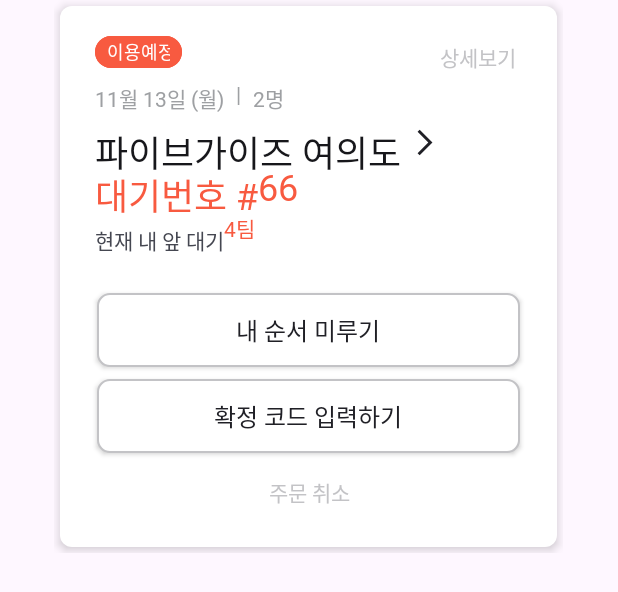
After one commit to DOSOPT-CDS-TABLING/Tabling-Android, an Android app: the layout reservation_item.xml on its own in the app's theme, with its tools: preview values and no code run, on a phone screen of 412 x 824 dp. The commit adds this screen. Shown: the top 592 px of the screen. Run offline under Robolectric (Android 15) with nearby library versions, the phone set to English and light mode, and no system bars.

Commit message:
[feat] #8 이용예정/완료 뷰 구현

```diff
--- a/app/build.gradle
+++ b/app/build.gradle
@@ -75,6 +75,9 @@ dependencies {
     implementation 'com.squareup.retrofit2:retrofit:2.9.0'
     implementation 'com.jakewharton.retrofit:retrofit2-kotlinx-serialization-converter:1.0.0'
     implementation 'org.jetbrains.kotlinx:kotlinx-serialization-json:1.5.0'
+
+    // ViewPager2
+    implementation 'androidx.viewpager2:viewpager2:1.0.0'
 }
 
 ktlint {
--- /dev/null
+++ b/app/src/main/res/drawable/arrow_front_31.xml
@@ -0,0 +1,10 @@
+<vector xmlns:android="http://schemas.android.com/apk/res/android"
+    android:width="31dp"
+    android:height="31dp"
+    android:viewportWidth="31"
+    android:viewportHeight="31">
+  <path
+      android:pathData="M18.005,15.5L10.94,22.565L12.31,23.935L20.745,15.5L12.31,7.065L10.94,8.435L18.005,15.5Z"
+      android:fillColor="#202026"
+      android:fillType="evenOdd"/>
+</vector>
--- /dev/null
+++ b/app/src/main/res/drawable/background_btn.xml
@@ -0,0 +1,7 @@
+<?xml version="1.0" encoding="utf-8"?>
+<shape xmlns:android="http://schemas.android.com/apk/res/android">
+    <solid android:color="@color/white" />
+    <corners android:radius="8dp" />
+    <stroke android:width="1dp" android:color="@color/gray_100"></stroke>
+    <size android:width="282dp" android:height="49dp" />
+</shape>
--- /dev/null
+++ b/app/src/main/res/drawable/background_queue_item.xml
@@ -0,0 +1,9 @@
+<?xml version="1.0" encoding="utf-8"?>
+<selector xmlns:android="http://schemas.android.com/apk/res/android">
+    <item android:state_focused="false" android:state_pressed="false">
+        <shape>
+            <solid android:color="#FFFFFF"/>
+            <corners android:radius="8dp" />
+        </shape>
+    </item>
+</selector>
--- /dev/null
+++ b/app/src/main/res/layout/reservation_item.xml
@@ -0,0 +1,203 @@
+<?xml version="1.0" encoding="utf-8"?>
+<androidx.constraintlayout.widget.ConstraintLayout xmlns:android="http://schemas.android.com/apk/res/android"
+    xmlns:app="http://schemas.android.com/apk/res-auto"
+    android:id="@+id/block"
+    android:layout_width="wrap_content"
+    android:clipToPadding="false"
+    android:layout_height="wrap_content"
+    android:layout_gravity="center_horizontal"
+    android:paddingHorizontal="@dimen/spacing4"
+    android:paddingVertical="@dimen/spacing4">
+
+    <androidx.constraintlayout.widget.ConstraintLayout
+        android:layout_width="match_parent"
+        android:layout_height="wrap_content"
+        android:layout_gravity="center_horizontal"
+        android:background="@drawable/background_queue_item"
+        android:elevation="@dimen/spacing4"
+        app:layout_constraintBottom_toBottomOf="parent"
+        app:layout_constraintEnd_toEndOf="parent"
+        app:layout_constraintStart_toStartOf="parent"
+        app:layout_constraintTop_toTopOf="parent">
+
+        <com.google.android.material.chip.Chip
+            android:id="@+id/chip_reservation_wait"
+            style="@style/Widget.Material3.Chip.Style.Radius95"
+            android:layout_width="58dp"
+            android:layout_height="21dp"
+            android:layout_marginStart="23dp"
+            android:layout_marginTop="20dp"
+            android:text="@string/queue_chip_wait"
+            android:textAppearance="@style/TextAppearance.Caption1.SemiBold"
+            android:textColor="@color/white"
+            app:chipBackgroundColor="@color/primary"
+            app:chipStrokeColor="@color/primary"
+            app:layout_constraintStart_toStartOf="parent"
+            app:layout_constraintTop_toTopOf="parent" />
+
+        <TextView
+            android:id="@+id/tv_show_detail"
+            android:layout_width="wrap_content"
+            android:layout_height="wrap_content"
+            android:layout_marginTop="20dp"
+            android:layout_marginEnd="23dp"
+            android:padding="@dimen/spacing4"
+            android:text="@string/queue_btn_detail"
+            android:textAppearance="@style/TextAppearance.Body2.SemiBold"
+            android:textColor="@color/gray_100"
+            app:layout_constraintEnd_toEndOf="parent"
+            app:layout_constraintTop_toTopOf="parent" />
+
+        <TextView
+            android:id="@+id/tv_reservation_date"
+            android:layout_width="wrap_content"
+            android:layout_height="wrap_content"
+            android:layout_marginStart="23dp"
+            android:layout_marginTop="51dp"
+            android:text="@string/queue_tv_date"
+            android:textAppearance="@style/TextAppearance.Body2.SemiBold"
+            android:textColor="@color/gray_200"
+            app:layout_constraintStart_toStartOf="parent"
+            app:layout_constraintTop_toTopOf="parent" />
+
+        <TextView
+            android:id="@+id/tv_reservation_bar"
+            android:layout_width="wrap_content"
+            android:layout_height="wrap_content"
+            android:layout_marginStart="8dp"
+            android:layout_marginTop="51dp"
+            android:text="@string/queue_tv_bar"
+            android:textAppearance="@style/TextAppearance.Body2.SemiBold"
+            android:textColor="@color/gray_200"
+            app:layout_constraintStart_toEndOf="@id/tv_reservation_date"
+            app:layout_constraintTop_toTopOf="parent" />
+
+        <TextView
+            android:id="@+id/tv_reservation_people"
+            android:layout_width="wrap_content"
+            android:layout_height="wrap_content"
+            android:layout_marginStart="8dp"
+            android:layout_marginTop="51dp"
+            android:text="@string/queue_tv_people"
+            android:textAppearance="@style/TextAppearance.Body2.SemiBold"
+            android:textColor="@color/gray_200"
+            app:layout_constraintStart_toEndOf="@id/tv_reservation_bar"
+            app:layout_constraintTop_toTopOf="parent" />
+
+        <TextView
+            android:id="@+id/tv_store_name"
+            android:layout_width="wrap_content"
+            android:layout_height="wrap_content"
+            android:layout_marginStart="23dp"
+            android:layout_marginTop="7.5dp"
+            android:text="@string/queue_tv_store_name"
+            android:textAppearance="@style/TextAppearance.H0"
+            android:textColor="@color/gray_700"
+            app:layout_constraintStart_toStartOf="parent"
+            app:layout_constraintTop_toBottomOf="@id/tv_reservation_date" />
+
+        <ImageView
+            android:id="@+id/iv_store_detail"
+            android:layout_width="wrap_content"
+            android:layout_height="wrap_content"
+            android:layout_marginStart="0dp"
+            android:layout_marginTop="75dp"
+            android:src="@drawable/arrow_front_31"
+            app:layout_constraintStart_toEndOf="@id/tv_store_name"
+            app:layout_constraintTop_toTopOf="parent" />
+
+        <TextView
+            android:id="@+id/tv_waiting"
+            android:layout_width="wrap_content"
+            android:layout_height="wrap_content"
+            android:layout_marginStart="23dp"
+            android:layout_marginTop="108dp"
+            android:text="@string/queue_tv_waiting"
+            android:textAppearance="@style/TextAppearance.H0"
+            android:textColor="@color/primary"
+            app:layout_constraintStart_toStartOf="parent"
+            app:layout_constraintTop_toTopOf="parent" />
+
+        <TextView
+            android:id="@+id/tv_waiting_num"
+            android:layout_width="wrap_content"
+            android:layout_height="wrap_content"
+            android:layout_marginTop="108dp"
+            android:text="@string/queue_tv_waiting_num"
+            android:textAppearance="@style/TextAppearance.H0"
+            android:textColor="@color/primary"
+            app:layout_constraintStart_toEndOf="@id/tv_waiting"
+            app:layout_constraintTop_toTopOf="parent" />
+
+        <TextView
+            android:id="@+id/tv_waiting_info"
+            android:layout_width="wrap_content"
+            android:layout_height="wrap_content"
+            android:layout_marginStart="23dp"
+            android:layout_marginTop="2dp"
+            android:text="@string/queue_tv_waiting_info"
+            android:textAppearance="@style/TextAppearance.Body2.SemiBold"
+            android:textColor="@color/gray_400"
+            app:layout_constraintStart_toStartOf="parent"
+            app:layout_constraintTop_toBottomOf="@id/tv_waiting" />
+
+        <TextView
+            android:id="@+id/tv_waiting_info_num"
+            android:layout_width="wrap_content"
+            android:layout_height="wrap_content"
+            android:layout_marginTop="2dp"
+            android:text="@string/queue_tv_waiting_info_num"
+            android:textAppearance="@style/TextAppearance.Body2.SemiBold"
+            android:textColor="@color/primary"
+            app:layout_constraintStart_toEndOf="@id/tv_waiting_info"
+            app:layout_constraintTop_toBottomOf="@id/tv_waiting_num" />
+
+        <androidx.appcompat.widget.AppCompatButton
+            android:id="@+id/btn_delay"
+            android:layout_width="282dp"
+            android:layout_height="49dp"
+            android:layout_marginStart="23dp"
+            android:layout_marginTop="191dp"
+            android:layout_marginEnd="23dp"
+            android:background="@drawable/background_btn"
+            android:text="@string/queue_btn_delay"
+            android:textAppearance="@style/TextAppearance.Body1.SemiBold"
+            android:textColor="@color/gray_600"
+            app:layout_constraintEnd_toEndOf="parent"
+            app:layout_constraintStart_toStartOf="parent"
+            app:layout_constraintTop_toTopOf="parent" />
+
+        <androidx.appcompat.widget.AppCompatButton
+            android:id="@+id/btn_code"
+            android:layout_width="282dp"
+            android:layout_height="49dp"
+            android:layout_marginStart="23dp"
+            android:layout_marginTop="8dp"
+            android:layout_marginEnd="23dp"
+            android:background="@drawable/background_btn"
+            android:text="@string/queue_btn_code"
+            android:textAppearance="@style/TextAppearance.Body1.SemiBold"
+
+            android:textColor="@color/gray_600"
+            app:layout_constraintEnd_toEndOf="parent"
+            app:layout_constraintStart_toStartOf="parent"
+            app:layout_constraintTop_toBottomOf="@id/btn_delay" />
+
+        <TextView
+            android:id="@+id/tv_cancel"
+            android:layout_width="wrap_content"
+            android:layout_height="wrap_content"
+            android:layout_marginStart="129dp"
+            android:layout_marginTop="6dp"
+            android:layout_marginEnd="128dp"
+            android:layout_marginBottom="16dp"
+            android:padding="10dp"
+            android:text="@string/queue_tv_cancel"
+            android:textAppearance="@style/TextAppearance.Body2.SemiBold"
+            android:textColor="@color/gray_100"
+            app:layout_constraintBottom_toBottomOf="parent"
+            app:layout_constraintEnd_toEndOf="parent"
+            app:layout_constraintStart_toStartOf="parent"
+            app:layout_constraintTop_toBottomOf="@id/btn_code" />
+    </androidx.constraintlayout.widget.ConstraintLayout>
+</androidx.constraintlayout.widget.ConstraintLayout>
--- a/app/src/main/res/values/strings.xml
+++ b/app/src/main/res/values/strings.xml
@@ -1,5 +1,30 @@
 <resources>
     <string name="app_name">Tabling-Android</string>
+
+    <string name="queue_title">원격 줄서기 내역</string>
+    <string name="queue_tab1">이용예정/완료</string>
+    <string name="queue_tab2">취소/노쇼</string>
+
+    <string name="queue_chip_wait">이용예정</string>
+    <string name="queue_chip_done">이용완료</string>
+    <string name="queue_btn_detail">상세보기</string>
+    <string name="queue_tv_date">11월 13일 (월)</string>
+    <string name="queue_tv_bar">|</string>
+    <string name="queue_tv_people">2명</string>
+    <string name="queue_tv_store_name">파이브가이즈 여의도</string>
+    <string name="queue_tv_waiting">대기번호 #</string>
+    <string name="queue_tv_waiting_num">66</string>
+    <string name="queue_tv_waiting_info">현재 내 앞 대기</string>
+    <string name="queue_tv_waiting_info_num">4팀</string>
+    <string name="queue_btn_delay">내 순서 미루기</string>
+    <string name="queue_btn_code">확정 코드 입력하기</string>
+    <string name="queue_btn_review">리뷰쓰기</string>
+    <string name="queue_tv_cancel">주문 취소</string>
+    <string name="queue_tv_remain_review">"리뷰 작성 기간이 "</string>
+    <string name="queue_tv_remain_review_num">2일</string>
+    <string name="queue_tv_remain_review2">" 남았어요!"</string>
+
+    <string name="hello_blank_fragment">Hello blank fragment</string>
 
     <!-- popular store -->
     <string name="area_seoul_south">서울 남부</string>
--- a/app/src/main/res/values/themes.xml
+++ b/app/src/main/res/values/themes.xml
@@ -93,4 +93,8 @@
         <item name="android:checkable">false</item>
     </style>
 
+    <style name="Widget.Material3.Chip.Style.Radius95" parent="Widget.Material3.Chip.Style">
+        <item name="chipCornerRadius">15dp</item>
+    </style>
+
 </resources>
```
Also changed, not shown: app/src/main/AndroidManifest.xml (+5 -3 lines), app/src/main/java/org/sopt/tabling/presentation/dummy/DummyActivity.kt (deleted, +0 -17 lines), app/src/main/res/drawable/arrow_back_45px.xml (added, +13 -0 lines), app/src/main/res/layout/activity_queue_details.xml (added, +75 -0 lines), app/src/main/res/layout/fragment_queue_cancel.xml (added, +13 -0 lines), app/src/main/res/layout/fragment_queue_reservation.xml (added, +18 -0 lines), app/src/main/res/layout/reservation_item_done.xml (added, +162 -0 lines).
